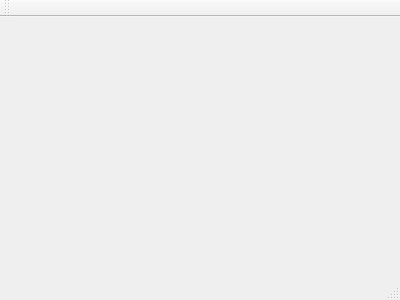
Before: the Qt Designer form mainwindow.ui in Yzyqoung/Qt-hotelSystem, drawn with Qt 5.
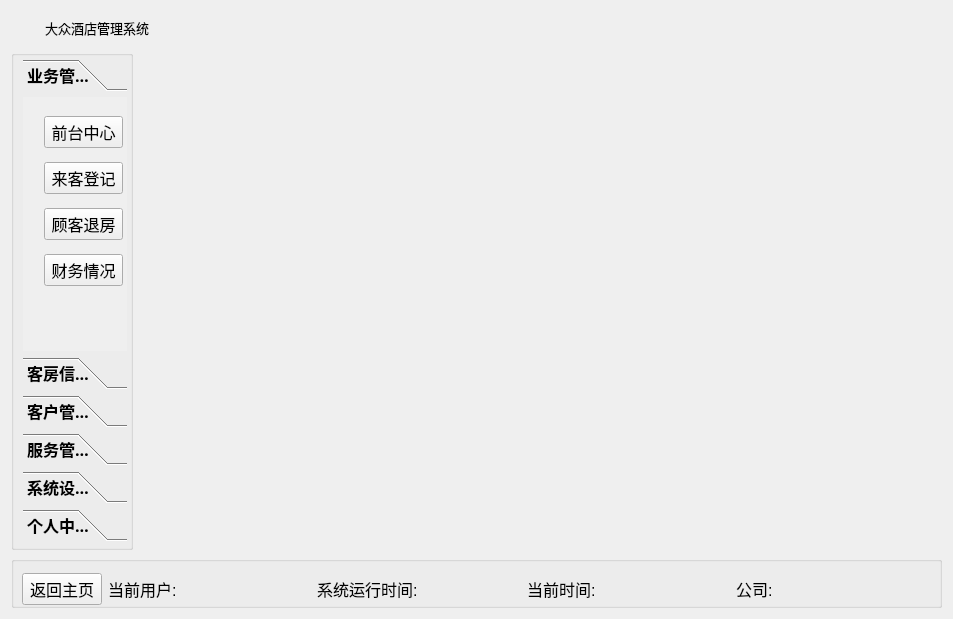
After: the same form once the commit is applied. The open tabs and pages were chosen to show the change. Icons and pictures are not drawn.

Commit message: 主页界面设计，以及一个背景文件

Patch:
```diff
--- a/mainwindow.ui
+++ b/mainwindow.ui
@@ -1,24 +1,1064 @@
 <ui version="4.0">
  <class>MainWindow</class>
- <widget class="QMainWindow" name="MainWindow" >
-  <property name="geometry" >
+ <widget class="QMainWindow" name="MainWindow">
+  <property name="geometry">
    <rect>
     <x>0</x>
     <y>0</y>
-    <width>400</width>
-    <height>300</height>
+    <width>953</width>
+    <height>619</height>
    </rect>
   </property>
   <property name="windowTitle" >
    <string>MainWindow</string>
   </property>
-  <widget class="QMenuBar" name="menuBar" />
-  <widget class="QToolBar" name="mainToolBar" />
-  <widget class="QWidget" name="centralWidget" />
-  <widget class="QStatusBar" name="statusBar" />
+  <widget class="QWidget" name="centralWidget">
+   <layout class="QGridLayout" name="gridLayout_2">
+    <item row="0" column="0">
+     <layout class="QGridLayout" name="gridLayout">
+      <item row="0" column="0" colspan="2">
+       <widget class="QWidget" name="widget_title" native="true">
+        <property name="sizePolicy">
+         <sizepolicy hsizetype="Preferred" vsizetype="Maximum">
+          <horstretch>0</horstretch>
+          <verstretch>0</verstretch>
+         </sizepolicy>
+        </property>
+        <property name="minimumSize">
+         <size>
+          <width>100</width>
+          <height>33</height>
+         </size>
+        </property>
+        <property name="mouseTracking">
+         <bool>false</bool>
+        </property>
+        <layout class="QHBoxLayout" name="horizontalLayout_2" stretch="0,0,0">
+         <property name="spacing">
+          <number>4</number>
+         </property>
+         <property name="sizeConstraint">
+          <enum>QLayout::SetNoConstraint</enum>
+         </property>
+         <property name="leftMargin">
+          <number>0</number>
+         </property>
+         <property name="topMargin">
+          <number>0</number>
+         </property>
+         <property name="rightMargin">
+          <number>0</number>
+         </property>
+         <property name="bottomMargin">
+          <number>0</number>
+         </property>
+         <item>
+          <widget class="QLabel" name="lab_Ico">
+           <property name="sizePolicy">
+            <sizepolicy hsizetype="Minimum" vsizetype="Preferred">
+             <horstretch>0</horstretch>
+             <verstretch>0</verstretch>
+            </sizepolicy>
+           </property>
+           <property name="minimumSize">
+            <size>
+             <width>30</width>
+             <height>0</height>
+            </size>
+           </property>
+           <property name="text">
+            <string/>
+           </property>
+           <property name="alignment">
+            <set>Qt::AlignCenter</set>
+           </property>
+          </widget>
+         </item>
+         <item>
+          <widget class="QLabel" name="lab_Title">
+           <property name="sizePolicy">
+            <sizepolicy hsizetype="Expanding" vsizetype="Preferred">
+             <horstretch>0</horstretch>
+             <verstretch>0</verstretch>
+            </sizepolicy>
+           </property>
+           <property name="font">
+            <font>
+             <family>微软雅黑</family>
+             <pointsize>10</pointsize>
+             <weight>50</weight>
+             <italic>false</italic>
+             <bold>false</bold>
+            </font>
+           </property>
+           <property name="styleSheet">
+            <string notr="true">font: 10pt &quot;微软雅黑&quot;;</string>
+           </property>
+           <property name="text">
+            <string>大众酒店管理系统</string>
+           </property>
+           <property name="alignment">
+            <set>Qt::AlignLeading|Qt::AlignLeft|Qt::AlignVCenter</set>
+           </property>
+          </widget>
+         </item>
+         <item>
+          <widget class="QWidget" name="widget_menu" native="true">
+           <property name="sizePolicy">
+            <sizepolicy hsizetype="Minimum" vsizetype="Preferred">
+             <horstretch>0</horstretch>
+             <verstretch>0</verstretch>
+            </sizepolicy>
+           </property>
+           <layout class="QHBoxLayout" name="horizontalLayout">
+            <property name="spacing">
+             <number>0</number>
+            </property>
+            <property name="leftMargin">
+             <number>0</number>
+            </property>
+            <property name="topMargin">
+             <number>0</number>
+            </property>
+            <property name="rightMargin">
+             <number>0</number>
+            </property>
+            <property name="bottomMargin">
+             <number>0</number>
+            </property>
+            <item>
+             <widget class="QPushButton" name="btnMenu">
+              <property name="sizePolicy">
+               <sizepolicy hsizetype="Minimum" vsizetype="Expanding">
+                <horstretch>0</horstretch>
+                <verstretch>0</verstretch>
+               </sizepolicy>
+              </property>
+              <property name="minimumSize">
+               <size>
+                <width>31</width>
+                <height>0</height>
+               </size>
+              </property>
+              <property name="cursor">
+               <cursorShape>ArrowCursor</cursorShape>
+              </property>
+              <property name="focusPolicy">
+               <enum>Qt::NoFocus</enum>
+              </property>
+              <property name="toolTip">
+               <string>菜单</string>
+              </property>
+              <property name="text">
+               <string/>
+              </property>
+              <property name="flat">
+               <bool>true</bool>
+              </property>
+             </widget>
+            </item>
+            <item>
+             <widget class="QPushButton" name="btnMenu_Min">
+              <property name="sizePolicy">
+               <sizepolicy hsizetype="Minimum" vsizetype="Expanding">
+                <horstretch>0</horstretch>
+                <verstretch>0</verstretch>
+               </sizepolicy>
+              </property>
+              <property name="minimumSize">
+               <size>
+                <width>31</width>
+                <height>0</height>
+               </size>
+              </property>
+              <property name="cursor">
+               <cursorShape>ArrowCursor</cursorShape>
+              </property>
+              <property name="focusPolicy">
+               <enum>Qt::NoFocus</enum>
+              </property>
+              <property name="toolTip">
+               <string>最小化</string>
+              </property>
+              <property name="text">
+               <string/>
+              </property>
+              <property name="flat">
+               <bool>true</bool>
+              </property>
+             </widget>
+            </item>
+            <item>
+             <widget class="QPushButton" name="btnMenu_Max">
+              <property name="sizePolicy">
+               <sizepolicy hsizetype="Minimum" vsizetype="Expanding">
+                <horstretch>0</horstretch>
+                <verstretch>0</verstretch>
+               </sizepolicy>
+              </property>
+              <property name="minimumSize">
+               <size>
+                <width>31</width>
+                <height>0</height>
+               </size>
+              </property>
+              <property name="cursor">
+               <cursorShape>ArrowCursor</cursorShape>
+              </property>
+              <property name="focusPolicy">
+               <enum>Qt::NoFocus</enum>
+              </property>
+              <property name="toolTip">
+               <string>最大化</string>
+              </property>
+              <property name="text">
+               <string/>
+              </property>
+              <property name="flat">
+               <bool>true</bool>
+              </property>
+             </widget>
+            </item>
+            <item>
+             <widget class="QPushButton" name="btnMenu_Close">
+              <property name="sizePolicy">
+               <sizepolicy hsizetype="Minimum" vsizetype="Expanding">
+                <horstretch>0</horstretch>
+                <verstretch>0</verstretch>
+               </sizepolicy>
+              </property>
+              <property name="minimumSize">
+               <size>
+                <width>40</width>
+                <height>0</height>
+               </size>
+              </property>
+              <property name="cursor">
+               <cursorShape>ArrowCursor</cursorShape>
+              </property>
+              <property name="focusPolicy">
+               <enum>Qt::NoFocus</enum>
+              </property>
+              <property name="toolTip">
+               <string>关闭</string>
+              </property>
+              <property name="text">
+               <string/>
+              </property>
+              <property name="flat">
+               <bool>true</bool>
+              </property>
+             </widget>
+            </item>
+           </layout>
+          </widget>
+         </item>
+        </layout>
+       </widget>
+      </item>
+      <item row="1" column="0">
+       <widget class="QGroupBox" name="groupBox">
+        <property name="sizePolicy">
+         <sizepolicy hsizetype="Maximum" vsizetype="Preferred">
+          <horstretch>0</horstretch>
+          <verstretch>0</verstretch>
+         </sizepolicy>
+        </property>
+        <property name="minimumSize">
+         <size>
+          <width>110</width>
+          <height>0</height>
+         </size>
+        </property>
+        <property name="title">
+         <string/>
+        </property>
+        <layout class="QVBoxLayout" name="verticalLayout">
+         <property name="leftMargin">
+          <number>9</number>
+         </property>
+         <property name="topMargin">
+          <number>3</number>
+         </property>
+         <property name="rightMargin">
+          <number>3</number>
+         </property>
+         <property name="bottomMargin">
+          <number>6</number>
+         </property>
+         <item>
+          <widget class="QToolBox" name="toolBox">
+           <property name="sizePolicy">
+            <sizepolicy hsizetype="Maximum" vsizetype="Preferred">
+             <horstretch>0</horstretch>
+             <verstretch>0</verstretch>
+            </sizepolicy>
+           </property>
+           <property name="minimumSize">
+            <size>
+             <width>93</width>
+             <height>0</height>
+            </size>
+           </property>
+           <property name="font">
+            <font>
+             <family>楷体</family>
+             <pointsize>12</pointsize>
+             <weight>75</weight>
+             <bold>true</bold>
+            </font>
+           </property>
+           <property name="cursor">
+            <cursorShape>ArrowCursor</cursorShape>
+           </property>
+           <property name="styleSheet">
+            <string notr="true"/>
+           </property>
+           <property name="currentIndex">
+            <number>5</number>
+           </property>
+           <widget class="QWidget" name="page_0">
+            <property name="geometry">
+             <rect>
+              <x>0</x>
+              <y>0</y>
+              <width>134</width>
+              <height>285</height>
+             </rect>
+            </property>
+            <attribute name="label">
+             <string>业务管理</string>
+            </attribute>
+            <widget class="QWidget" name="layoutWidget">
+             <property name="geometry">
+              <rect>
+               <x>10</x>
+               <y>0</y>
+               <width>101</width>
+               <height>211</height>
+              </rect>
+             </property>
+             <property name="font">
+              <font>
+               <family>楷体</family>
+              </font>
+             </property>
+             <layout class="QVBoxLayout" name="verticalLayout_0">
+              <item>
+               <widget class="QPushButton" name="btn_center">
+                <property name="minimumSize">
+                 <size>
+                  <width>0</width>
+                  <height>30</height>
+                 </size>
+                </property>
+                <property name="font">
+                 <font>
+                  <family>楷体</family>
+                  <pointsize>12</pointsize>
+                  <weight>9</weight>
+                  <italic>false</italic>
+                  <bold>false</bold>
+                 </font>
+                </property>
+                <property name="cursor">
+                 <cursorShape>OpenHandCursor</cursorShape>
+                </property>
+                <property name="toolTip">
+                 <string>前台中心</string>
+                </property>
+                <property name="styleSheet">
+                 <string notr="true">font: 75 12pt &quot;楷体&quot;;</string>
+                </property>
+                <property name="text">
+                 <string>前台中心</string>
+                </property>
+               </widget>
+              </item>
+              <item>
+               <widget class="QPushButton" name="btn_check">
+                <property name="minimumSize">
+                 <size>
+                  <width>0</width>
+                  <height>30</height>
+                 </size>
+                </property>
+                <property name="font">
+                 <font>
+                  <family>楷体</family>
+                  <pointsize>12</pointsize>
+                  <weight>9</weight>
+                  <italic>false</italic>
+                  <bold>false</bold>
+                 </font>
+                </property>
+                <property name="cursor">
+                 <cursorShape>OpenHandCursor</cursorShape>
+                </property>
+                <property name="toolTip">
+                 <string>来客登记</string>
+                </property>
+                <property name="styleSheet">
+                 <string notr="true">font: 75 12pt &quot;楷体&quot;;</string>
+                </property>
+                <property name="text">
+                 <string>来客登记</string>
+                </property>
+               </widget>
+              </item>
+              <item>
+               <widget class="QPushButton" name="btn_checkout">
+                <property name="minimumSize">
+                 <size>
+                  <width>0</width>
+                  <height>30</height>
+                 </size>
+                </property>
+                <property name="font">
+                 <font>
+                  <family>楷体</family>
+                  <pointsize>12</pointsize>
+                  <weight>9</weight>
+                  <italic>false</italic>
+                  <bold>false</bold>
+                 </font>
+                </property>
+                <property name="cursor">
+                 <cursorShape>OpenHandCursor</cursorShape>
+                </property>
+                <property name="toolTip">
+                 <string>客务中心</string>
+                </property>
+                <property name="styleSheet">
+                 <string notr="true">font: 75 12pt &quot;楷体&quot;;</string>
+                </property>
+                <property name="text">
+                 <string>顾客退房</string>
+                </property>
+               </widget>
+              </item>
+              <item>
+               <widget class="QPushButton" name="btn_pay">
+                <property name="minimumSize">
+                 <size>
+                  <width>0</width>
+                  <height>30</height>
+                 </size>
+                </property>
+                <property name="font">
+                 <font>
+                  <family>楷体</family>
+                  <pointsize>12</pointsize>
+                  <weight>9</weight>
+                  <italic>false</italic>
+                  <bold>false</bold>
+                 </font>
+                </property>
+                <property name="cursor">
+                 <cursorShape>OpenHandCursor</cursorShape>
+                </property>
+                <property name="toolTip">
+                 <string>功能开发中</string>
+                </property>
+                <property name="styleSheet">
+                 <string notr="true">font: 75 12pt &quot;楷体&quot;;</string>
+                </property>
+                <property name="text">
+                 <string>财务情况</string>
+                </property>
+               </widget>
+              </item>
+             </layout>
+            </widget>
+           </widget>
+           <widget class="QWidget" name="page_1">
+            <property name="geometry">
+             <rect>
+              <x>0</x>
+              <y>0</y>
+              <width>134</width>
+              <height>285</height>
+             </rect>
+            </property>
+            <attribute name="label">
+             <string>客房信息管理</string>
+            </attribute>
+            <widget class="QWidget" name="layoutWidget_2">
+             <property name="geometry">
+              <rect>
+               <x>10</x>
+               <y>0</y>
+               <width>101</width>
+               <height>141</height>
+              </rect>
+             </property>
+             <layout class="QVBoxLayout" name="verticalLayout_1">
+              <item>
+               <widget class="QPushButton" name="btn_roomphote">
+                <property name="minimumSize">
+                 <size>
+                  <width>0</width>
+                  <height>30</height>
+                 </size>
+                </property>
+                <property name="font">
+                 <font>
+                  <weight>50</weight>
+                  <bold>false</bold>
+                 </font>
+                </property>
+                <property name="cursor">
+                 <cursorShape>OpenHandCursor</cursorShape>
+                </property>
+                <property name="text">
+                 <string>房间介绍</string>
+                </property>
+               </widget>
+              </item>
+              <item>
+               <widget class="QPushButton" name="btn_roomctroll">
+                <property name="minimumSize">
+                 <size>
+                  <width>0</width>
+                  <height>30</height>
+                 </size>
+                </property>
+                <property name="font">
+                 <font>
+                  <weight>50</weight>
+                  <bold>false</bold>
+                 </font>
+                </property>
+                <property name="cursor">
+                 <cursorShape>OpenHandCursor</cursorShape>
+                </property>
+                <property name="text">
+                 <string>房间欣赏</string>
+                </property>
+               </widget>
+              </item>
+              <item>
+               <widget class="QPushButton" name="btn_roomintrod">
+                <property name="minimumSize">
+                 <size>
+                  <width>0</width>
+                  <height>30</height>
+                 </size>
+                </property>
+                <property name="font">
+                 <font>
+                  <weight>50</weight>
+                  <bold>false</bold>
+                 </font>
+                </property>
+                <property name="cursor">
+                 <cursorShape>OpenHandCursor</cursorShape>
+                </property>
+                <property name="text">
+                 <string>房间调整</string>
+                </property>
+               </widget>
+              </item>
+             </layout>
+            </widget>
+           </widget>
+           <widget class="QWidget" name="page_2">
+            <property name="geometry">
+             <rect>
+              <x>0</x>
+              <y>0</y>
+              <width>134</width>
+              <height>285</height>
+             </rect>
+            </property>
+            <attribute name="label">
+             <string>客户管理</string>
+            </attribute>
+            <widget class="QWidget" name="layoutWidget_3">
+             <property name="geometry">
+              <rect>
+               <x>10</x>
+               <y>0</y>
+               <width>101</width>
+               <height>191</height>
+              </rect>
+             </property>
+             <layout class="QVBoxLayout" name="verticalLayout_3">
+              <item>
+               <widget class="QPushButton" name="btn_unpayorder">
+                <property name="minimumSize">
+                 <size>
+                  <width>0</width>
+                  <height>30</height>
+                 </size>
+                </property>
+                <property name="font">
+                 <font>
+                  <weight>50</weight>
+                  <bold>false</bold>
+                 </font>
+                </property>
+                <property name="cursor">
+                 <cursorShape>OpenHandCursor</cursorShape>
+                </property>
+                <property name="text">
+                 <string>未结账单</string>
+                </property>
+               </widget>
+              </item>
+              <item>
+               <widget class="QPushButton" name="btn_payorder">
+                <property name="minimumSize">
+                 <size>
+                  <width>0</width>
+                  <height>30</height>
+                 </size>
+                </property>
+                <property name="font">
+                 <font>
+                  <weight>50</weight>
+                  <bold>false</bold>
+                 </font>
+                </property>
+                <property name="cursor">
+                 <cursorShape>OpenHandCursor</cursorShape>
+                </property>
+                <property name="text">
+                 <string>已结账单</string>
+                </property>
+               </widget>
+              </item>
+              <item>
+               <widget class="QPushButton" name="pushButton">
+                <property name="font">
+                 <font>
+                  <weight>50</weight>
+                  <bold>false</bold>
+                 </font>
+                </property>
+                <property name="text">
+                 <string>所有账单</string>
+                </property>
+               </widget>
+              </item>
+              <item>
+               <widget class="QPushButton" name="pushButton_2">
+                <property name="font">
+                 <font>
+                  <weight>50</weight>
+                  <bold>false</bold>
+                 </font>
+                </property>
+                <property name="text">
+                 <string>客户信息</string>
+                </property>
+               </widget>
+              </item>
+             </layout>
+            </widget>
+           </widget>
+           <widget class="QWidget" name="page_3">
+            <property name="geometry">
+             <rect>
+              <x>0</x>
+              <y>0</y>
+              <width>134</width>
+              <height>285</height>
+             </rect>
+            </property>
+            <attribute name="label">
+             <string>服务管理</string>
+            </attribute>
+            <widget class="QWidget" name="layoutWidget_4">
+             <property name="geometry">
+              <rect>
+               <x>10</x>
+               <y>0</y>
+               <width>101</width>
+               <height>131</height>
+              </rect>
+             </property>
+             <layout class="QVBoxLayout" name="verticalLayout_4">
+              <item>
+               <widget class="QPushButton" name="btn_foodservice">
+                <property name="minimumSize">
+                 <size>
+                  <width>0</width>
+                  <height>30</height>
+                 </size>
+                </property>
+                <property name="font">
+                 <font>
+                  <weight>50</weight>
+                  <bold>false</bold>
+                 </font>
+                </property>
+                <property name="cursor">
+                 <cursorShape>OpenHandCursor</cursorShape>
+                </property>
+                <property name="toolTip">
+                 <string>功能开发中</string>
+                </property>
+                <property name="text">
+                 <string>餐饮服务</string>
+                </property>
+               </widget>
+              </item>
+              <item>
+               <widget class="QPushButton" name="btn_washservice">
+                <property name="minimumSize">
+                 <size>
+                  <width>0</width>
+                  <height>30</height>
+                 </size>
+                </property>
+                <property name="font">
+                 <font>
+                  <weight>50</weight>
+                  <bold>false</bold>
+                 </font>
+                </property>
+                <property name="cursor">
+                 <cursorShape>OpenHandCursor</cursorShape>
+                </property>
+                <property name="toolTip">
+                 <string>功能开发中</string>
+                </property>
+                <property name="text">
+                 <string>洗涤服务</string>
+                </property>
+               </widget>
+              </item>
+              <item>
+               <widget class="QPushButton" name="btn_otherservice">
+                <property name="minimumSize">
+                 <size>
+                  <width>0</width>
+                  <height>30</height>
+                 </size>
+                </property>
+                <property name="font">
+                 <font>
+                  <weight>50</weight>
+                  <bold>false</bold>
+                 </font>
+                </property>
+                <property name="cursor">
+                 <cursorShape>ClosedHandCursor</cursorShape>
+                </property>
+                <property name="toolTip">
+                 <string>功能开发中</string>
+                </property>
+                <property name="text">
+                 <string>其他服务</string>
+                </property>
+               </widget>
+              </item>
+             </layout>
+            </widget>
+           </widget>
+           <widget class="QWidget" name="page_4">
+            <property name="geometry">
+             <rect>
+              <x>0</x>
+              <y>0</y>
+              <width>134</width>
+              <height>285</height>
+             </rect>
+            </property>
+            <attribute name="label">
+             <string>系统设置</string>
+            </attribute>
+            <widget class="QWidget" name="layoutWidget_5">
+             <property name="geometry">
+              <rect>
+               <x>10</x>
+               <y>0</y>
+               <width>101</width>
+               <height>101</height>
+              </rect>
+             </property>
+             <layout class="QVBoxLayout" name="verticalLayout_5">
+              <item>
+               <widget class="QPushButton" name="btn_copy">
+                <property name="minimumSize">
+                 <size>
+                  <width>0</width>
+                  <height>30</height>
+                 </size>
+                </property>
+                <property name="font">
+                 <font>
+                  <weight>50</weight>
+                  <bold>false</bold>
+                 </font>
+                </property>
+                <property name="cursor">
+                 <cursorShape>OpenHandCursor</cursorShape>
+                </property>
+                <property name="toolTip">
+                 <string>数据库备份</string>
+                </property>
+                <property name="text">
+                 <string>数据备份</string>
+                </property>
+               </widget>
+              </item>
+              <item>
+               <widget class="QPushButton" name="btn_help">
+                <property name="minimumSize">
+                 <size>
+                  <width>0</width>
+                  <height>30</height>
+                 </size>
+                </property>
+                <property name="font">
+                 <font>
+                  <weight>50</weight>
+                  <bold>false</bold>
+                 </font>
+                </property>
+                <property name="cursor">
+                 <cursorShape>OpenHandCursor</cursorShape>
+                </property>
+                <property name="toolTip">
+                 <string>使用说明</string>
+                </property>
+                <property name="text">
+                 <string>使用说明</string>
+                </property>
+               </widget>
+              </item>
+             </layout>
+            </widget>
+           </widget>
+           <widget class="QWidget" name="page_5">
+            <property name="geometry">
+             <rect>
+              <x>0</x>
+              <y>0</y>
+              <width>134</width>
+              <height>285</height>
+             </rect>
+            </property>
+            <attribute name="label">
+             <string>个人中心</string>
+            </attribute>
+            <widget class="QWidget" name="layoutWidget_6">
+             <property name="geometry">
+              <rect>
+               <x>10</x>
+               <y>0</y>
+               <width>101</width>
+               <height>101</height>
+              </rect>
+             </property>
+             <layout class="QVBoxLayout" name="verticalLayout_6">
+              <item>
+               <widget class="QPushButton" name="btn_changepwd">
+                <property name="minimumSize">
+                 <size>
+                  <width>0</width>
+                  <height>30</height>
+                 </size>
+                </property>
+                <property name="font">
+                 <font>
+                  <weight>50</weight>
+                  <bold>false</bold>
+                 </font>
+                </property>
+                <property name="cursor">
+                 <cursorShape>OpenHandCursor</cursorShape>
+                </property>
+                <property name="toolTip">
+                 <string>修改密码</string>
+                </property>
+                <property name="text">
+                 <string>修改密码</string>
+                </property>
+               </widget>
+              </item>
+              <item>
+               <widget class="QPushButton" name="btn_worklog">
+                <property name="minimumSize">
+                 <size>
+                  <width>0</width>
+                  <height>30</height>
+                 </size>
+                </property>
+                <property name="font">
+                 <font>
+                  <weight>50</weight>
+                  <bold>false</bold>
+                 </font>
+                </property>
+                <property name="cursor">
+                 <cursorShape>OpenHandCursor</cursorShape>
+                </property>
+                <property name="toolTip">
+                 <string>操作日志</string>
+                </property>
+                <property name="text">
+                 <string>上班打卡</string>
+                </property>
+               </widget>
+              </item>
+             </layout>
+            </widget>
+           </widget>
+          </widget>
+         </item>
+        </layout>
+       </widget>
+      </item>
+      <item row="1" column="1">
+       <widget class="QStackedWidget" name="stackedWidget">
+        <property name="styleSheet">
+         <string notr="true"/>
+        </property>
+        <property name="currentIndex">
+         <number>0</number>
+        </property>
+        <widget class="QWidget" name="page_7">
+         <layout class="QVBoxLayout" name="verticalLayout_2">
+          <item>
+           <widget class="QLabel" name="label">
+            <property name="styleSheet">
+             <string notr="true">background-image: url(:/images/home/back.jpg);</string>
+            </property>
+            <property name="text">
+             <string/>
+            </property>
+           </widget>
+          </item>
+         </layout>
+        </widget>
+        <widget class="QWidget" name="page_8"/>
+       </widget>
+      </item>
+      <item row="2" column="0" colspan="2">
+       <widget class="QGroupBox" name="groupBox_Down">
+        <property name="sizePolicy">
+         <sizepolicy hsizetype="Preferred" vsizetype="Maximum">
+          <horstretch>0</horstretch>
+          <verstretch>0</verstretch>
+         </sizepolicy>
+        </property>
+        <property name="title">
+         <string/>
+        </property>
+        <layout class="QHBoxLayout" name="horizontalLayout_3">
+         <property name="leftMargin">
+          <number>0</number>
+         </property>
+         <property name="topMargin">
+          <number>11</number>
+         </property>
+         <property name="rightMargin">
+          <number>0</number>
+         </property>
+         <property name="bottomMargin">
+          <number>0</number>
+         </property>
+         <item>
+          <spacer name="horizontalSpacer">
+           <property name="orientation">
+            <enum>Qt::Horizontal</enum>
+           </property>
+           <property name="sizeType">
+            <enum>QSizePolicy::Maximum</enum>
+           </property>
+           <property name="sizeHint" stdset="0">
+            <size>
+             <width>8</width>
+             <height>20</height>
+            </size>
+           </property>
+          </spacer>
+         </item>
+         <item>
+          <widget class="QPushButton" name="pbnbackhome">
+           <property name="sizePolicy">
+            <sizepolicy hsizetype="Maximum" vsizetype="Fixed">
+             <horstretch>0</horstretch>
+             <verstretch>0</verstretch>
+            </sizepolicy>
+           </property>
+           <property name="font">
+            <font>
+             <family>楷体</family>
+             <pointsize>12</pointsize>
+            </font>
+           </property>
+           <property name="cursor">
+            <cursorShape>OpenHandCursor</cursorShape>
+           </property>
+           <property name="toolTip">
+            <string>返回主页</string>
+           </property>
+           <property name="text">
+            <string>返回主页</string>
+           </property>
+          </widget>
+         </item>
+         <item>
+          <widget class="QLabel" name="label_CurrentUser">
+           <property name="font">
+            <font>
+             <pointsize>12</pointsize>
+            </font>
+           </property>
+           <property name="text">
+            <string>当前用户:</string>
+           </property>
+          </widget>
+         </item>
+         <item>
+          <widget class="QLabel" name="label_SoftTime">
+           <property name="font">
+            <font>
+             <pointsize>12</pointsize>
+            </font>
+           </property>
+           <property name="text">
+            <string>系统运行时间:</string>
+           </property>
+          </widget>
+         </item>
+         <item>
+          <widget class="QLabel" name="label_CurrentTime">
+           <property name="font">
+            <font>
+             <pointsize>12</pointsize>
+            </font>
+           </property>
+           <property name="text">
+            <string>当前时间:</string>
+           </property>
+          </widget>
+         </item>
+         <item>
+          <widget class="QLabel" name="label_CompanyName">
+           <property name="font">
+            <font>
+             <pointsize>12</pointsize>
+            </font>
+           </property>
+           <property name="text">
+            <string>公司:</string>
+           </property>
+          </widget>
+         </item>
+        </layout>
+       </widget>
+      </item>
+     </layout>
+    </item>
+   </layout>
+  </widget>
  </widget>
- <layoutDefault spacing="6" margin="11" />
- <pixmapfunction></pixmapfunction>
+ <layoutdefault spacing="6" margin="11"/>
  <resources/>
  <connections/>
 </ui>
```
Left out of the diff: 3 changed lines with no effect on the pictures. The commit also changes 3 other files.
